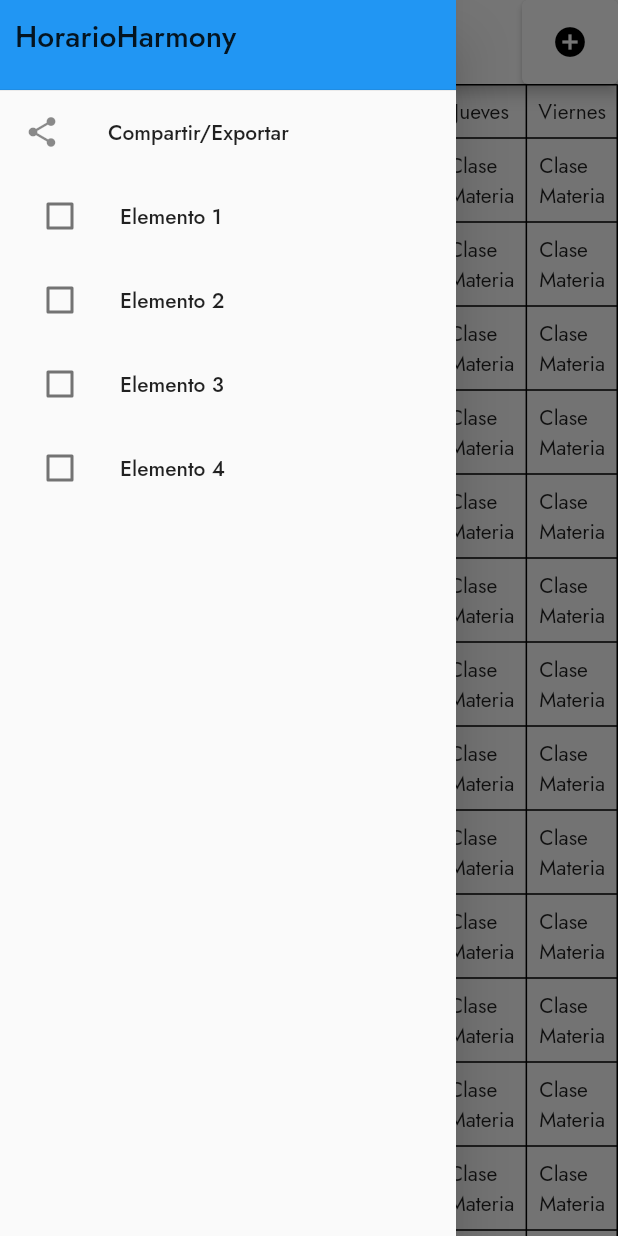
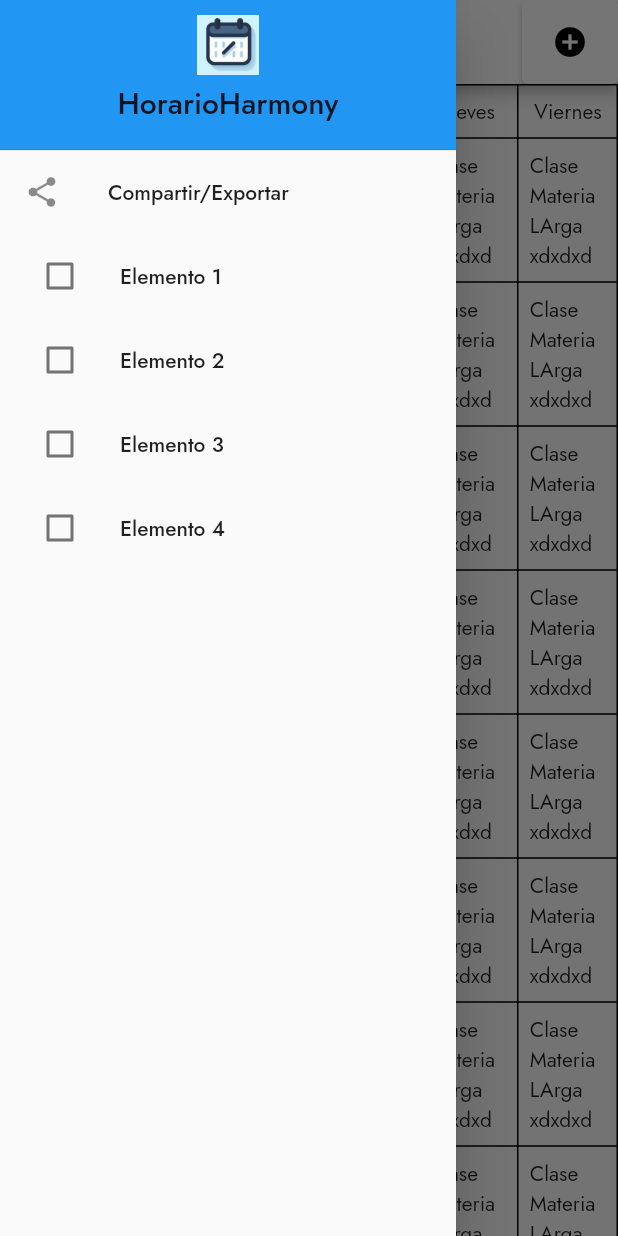
Before and after one commit to bryanhancco/CS_Scheduler, a Flutter app: the screen it shows after launch, with the side drawer open, on a phone screen of 412 x 824 dp. Run offline on Flutter 3.47's test engine with Material 2 defaults, Android fonts, the light colour scheme and no system bars; our stand-ins replace google_fonts.

Commit message:
Agregando foto, clase Curso y algunas modifiicaciones

```diff
--- a/lib/main.dart
+++ b/lib/main.dart
@@ -15,16 +15,14 @@ class MyApp extends StatelessWidget {
   Widget build(BuildContext context) {
     return MaterialApp(
       theme: ThemeData(
-        textTheme: GoogleFonts.jostTextTheme(
-          Theme.of(context).textTheme,
-        )
-      ),
+          textTheme: GoogleFonts.jostTextTheme(
+        Theme.of(context).textTheme,
+      )),
       debugShowCheckedModeBanner: false,
-      home: Home(),
+      home: const Home(),
       routes: {
-        '/home': (context) => Home(),
-        '/courses': (context) => Courses(),
-
+        '/home': (context) => const Home(),
+        '/courses': (context) => const Courses(),
       },
     );
   }
--- a/lib/pages/courses.dart
+++ b/lib/pages/courses.dart
@@ -1,5 +1,4 @@
 import 'package:flutter/material.dart';
-import 'package:scheduler/pages/home.dart';
 import 'package:scheduler/utilities/courses_tile.dart';
 import 'package:scheduler/utilities/create_dialog_box.dart';
 
@@ -39,6 +38,7 @@ class _CoursesState extends State<Courses> {
     );
   }
 
+  @override
   Widget build(BuildContext context) {
     return Scaffold(
       backgroundColor: Colors.white,
@@ -64,7 +64,7 @@ class _CoursesState extends State<Courses> {
         actions: [
           IconButton(
               onPressed: createNewCourse,
-              icon: Icon(
+              icon: const Icon(
                 Icons.add_circle,
                 color: Colors.black,
               ))
--- a/lib/pages/home.dart
+++ b/lib/pages/home.dart
@@ -1,17 +1,18 @@
 import 'package:flutter/material.dart';
 import 'package:scheduler/pages/courses.dart';
-import 'package:syncfusion_flutter_calendar/calendar.dart';
 import 'package:scheduler/utilities/table_scheduler.dart';
 import 'package:scheduler/utilities/drawer_courses.dart';
 
 class Home extends StatelessWidget {
   const Home({super.key});
+
+  @override
   Widget build(BuildContext context) {
     return Scaffold(
       appBar: AppBar(
-          iconTheme: IconThemeData(color: Colors.black),
+        iconTheme: const IconThemeData(color: Colors.black),
         backgroundColor: Colors.white,
-          title: Center(
+        title: const Center(
           child: Text(
             "HorarioHarmony",
             style: TextStyle(
@@ -22,17 +23,17 @@ class Home extends StatelessWidget {
         ),
         actions: [
           ElevatedButton(
-              child: Icon(
+            onPressed: () {
+              Navigator.of(context)
+                  .push(MaterialPageRoute(builder: (BuildContext context) {
+                return const Courses();
+              }));
+            },
+            style: ElevatedButton.styleFrom(backgroundColor: Colors.white),
+            child: const Icon(
               Icons.add_circle,
               color: Colors.black,
             ),
-              onPressed: () {
-                Navigator.of(context)
-                    .push(MaterialPageRoute(builder: (BuildContext) {
-                  return Courses();
-                }));
-              },
-              style: ElevatedButton.styleFrom(backgroundColor: Colors.white),
           ),
           //IconButton(onPressed: () {},  icon: Icon(Icons.add_circle, color: Colors.black,))
         ],
@@ -51,12 +52,7 @@ class Home extends StatelessWidget {
           ),
         ),*/
       drawer: MyDrawer(),
-        body: Container(
-          child: SingleChildScrollView(
-              scrollDirection: Axis.vertical, child: HorarioTable()),
-          /*SfCalendar(
-            view: CalendarView.week,
-          ),*/
-        ));
+      body: SingleChildScrollView(child: HorarioTable()),
+    );
   }
 }
--- a/lib/utilities/drawer_courses.dart
+++ b/lib/utilities/drawer_courses.dart
@@ -15,22 +15,34 @@ class _MyDrawerState extends State<MyDrawer> {
       child: ListView(
         children: [
           Container(
-            height: 60, // Ajusta la altura del DrawerHeader
-            decoration: BoxDecoration(
+            height: 100, // Ajusta la altura del DrawerHeader
+            decoration: const BoxDecoration(
               color: Colors.blue, // Color de fondo personalizado
             ),
-            child: DrawerHeader(
-              child: Text(
-                "HorarioHarmony",
-                style: TextStyle(
-                  fontSize: 20, // Tamaño de fuente personalizado
-                ),
-              ),
+            child: const DrawerHeader(
               margin: EdgeInsets.all(0), // Sin margen
               padding: EdgeInsets.all(10), // Añade relleno personalizado
+              child: Column(
+                children: [
+                  SizedBox(
+                    height: 40.0,
+                    width: double.infinity,
+                    child: Image(image: AssetImage('assets/LogoHorario.jpg')),
+                  ),
+                  SizedBox(
+                    height: 5.0,
+                  ),
+                  Text(
+                    "HorarioHarmony",
+                    style: TextStyle(
+                      fontSize: 20, // Tamaño de fuente personalizado
+                    ),
+                  ),
+                ],
+              ),
             ),
           ),
-          ListTile(
+          const ListTile(
             leading: Icon(Icons.share),
             title: Text("Compartir/Exportar"),
           ),
--- a/lib/utilities/table_scheduler.dart
+++ b/lib/utilities/table_scheduler.dart
@@ -36,9 +36,9 @@ class HorarioTable extends StatelessWidget {
         alignment: Alignment.center,
         child: Table(
           columnWidths: {
-            0: IntrinsicColumnWidth(), // Ancho ajustado al contenido para la primera columna
+            0: const IntrinsicColumnWidth(), // Ancho ajustado al contenido para la primera columna
             for (int i = 1; i <= diasSemana.length; i++)
-              i: IntrinsicColumnWidth(), // Ancho ajustado al contenido para las demás columnas
+              i: const IntrinsicColumnWidth(), // Ancho ajustado al contenido para las demás columnas
           },
           defaultVerticalAlignment: TableCellVerticalAlignment.middle,
           border: TableBorder.all(),
@@ -65,12 +65,12 @@ class HorarioTable extends StatelessWidget {
                     ),
                   ),
                   for (var dia in diasSemana)
-                    TableCell(
+                    const TableCell(
                       child: Center(
                         child: Padding(
-                          padding: const EdgeInsets.all(
+                          padding: EdgeInsets.all(
                               8.0), // Añade un margen entre las celdas
-                          child: Text('Clase\nMateria'),
+                          child: Text('Clase\nMateria LArga xdxdxd'),
                         ),
                       ),
                     ),
```
Also changed, not shown: lib/classes/curso.dart (added, +19 -0 lines), lib/utilities/courses_tile.dart (+15 -13 lines), lib/utilities/create_dialog_box.dart (+23 -18 lines), assets/LogoHorario.jpg (added), 1 other file. Lines whose indentation alone changed are shown as unchanged.
